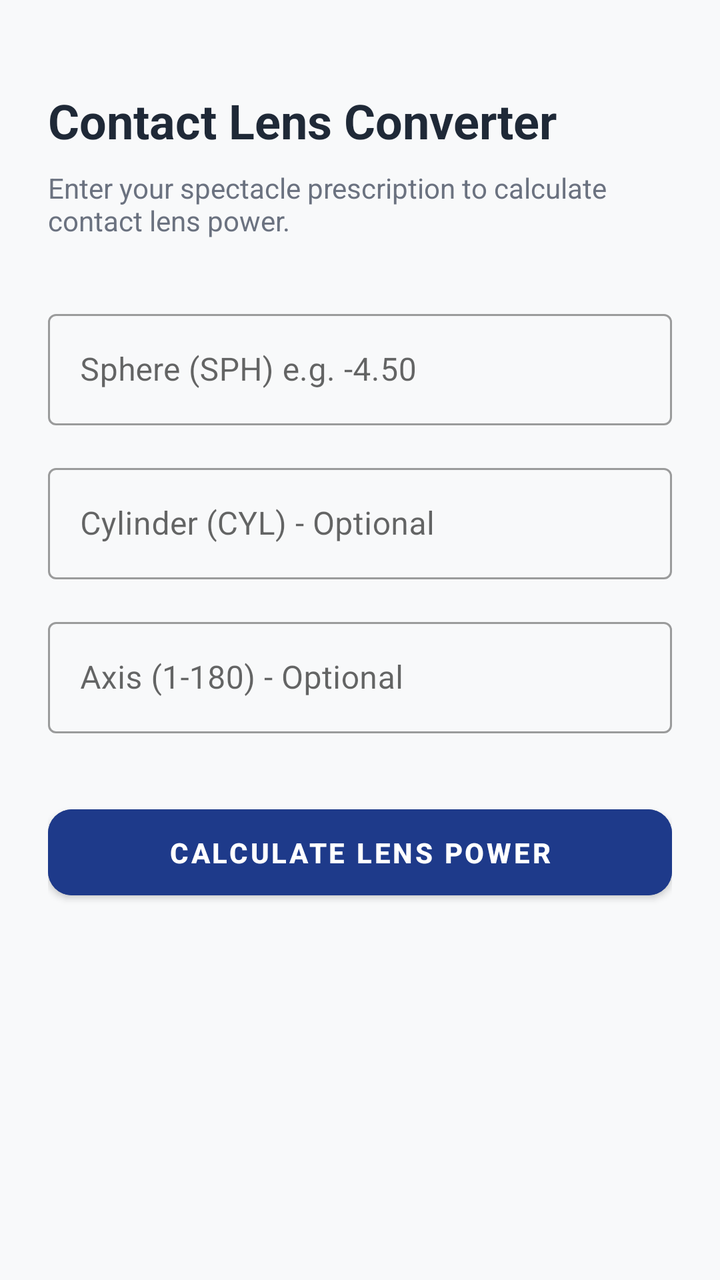
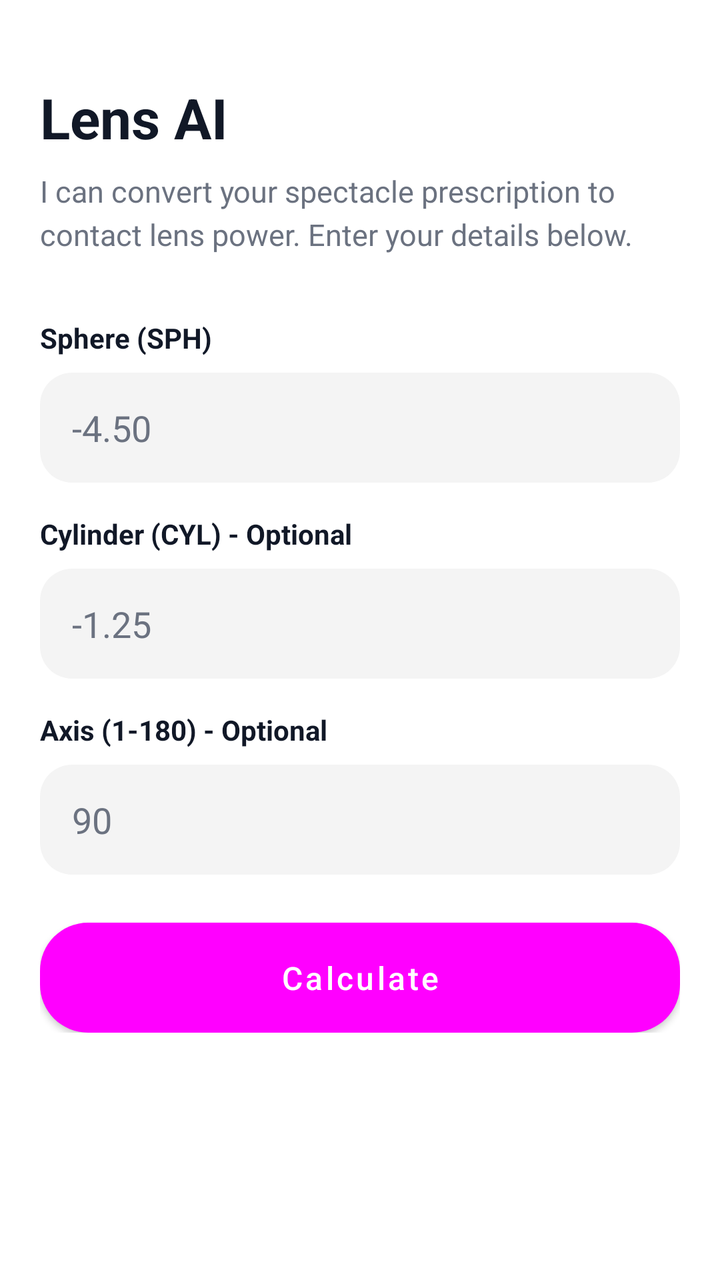

The first picture is an Android layout as it rendered before a commit; the second is the same layout after the commit. The layout source and the unified diff follow.
<!-- AndroidManifest.xml: application theme AppTheme -->
<!-- res/layout/activity_main.xml -->
<?xml version="1.0" encoding="utf-8"?>
<ScrollView xmlns:android="http://schemas.android.com/apk/res/android"
    xmlns:app="http://schemas.android.com/apk/res-auto"
    android:layout_width="match_parent" android:layout_height="match_parent"
    android:scrollbars="none" android:fillViewport="true">

    <LinearLayout android:layout_width="match_parent" android:layout_height="wrap_content"
        android:orientation="vertical" android:padding="24dp">

        <TextView android:layout_width="wrap_content" android:layout_height="wrap_content"
            android:text="Contact Lens Converter" android:textSize="24sp"
            android:textStyle="bold" android:textColor="@color/text_dark" android:layout_marginTop="20dp"/>
            
        <TextView android:layout_width="wrap_content" android:layout_height="wrap_content"
            android:text="Enter your spectacle prescription to calculate contact lens power."
            android:textColor="@color/text_gray" android:layout_marginTop="8dp" android:layout_marginBottom="32dp"/>

        
        <com.google.android.material.textfield.TextInputLayout
            android:layout_width="match_parent" android:layout_height="wrap_content"
            android:hint="Sphere (SPH) e.g. -4.50" style="@style/Widget.MaterialComponents.TextInputLayout.OutlinedBox">
            <com.google.android.material.textfield.TextInputEditText
                android:id="@+id/etSph" android:layout_width="match_parent" android:layout_height="wrap_content"
                android:inputType="numberDecimal|numberSigned" android:textColor="@color/text_dark"/>
        </com.google.android.material.textfield.TextInputLayout>

        
        <com.google.android.material.textfield.TextInputLayout
            android:layout_width="match_parent" android:layout_height="wrap_content"
            android:layout_marginTop="16dp" android:hint="Cylinder (CYL) - Optional"
            style="@style/Widget.MaterialComponents.TextInputLayout.OutlinedBox">
            <com.google.android.material.textfield.TextInputEditText
                android:id="@+id/etCyl" android:layout_width="match_parent" android:layout_height="wrap_content"
                android:inputType="numberDecimal|numberSigned" android:textColor="@color/text_dark"/>
        </com.google.android.material.textfield.TextInputLayout>

        
        <com.google.android.material.textfield.TextInputLayout
            android:layout_width="match_parent" android:layout_height="wrap_content"
            android:layout_marginTop="16dp" android:hint="Axis (1-180) - Optional"
            style="@style/Widget.MaterialComponents.TextInputLayout.OutlinedBox">
            <com.google.android.material.textfield.TextInputEditText
                android:id="@+id/etAxis" android:layout_width="match_parent" android:layout_height="wrap_content"
                android:inputType="number" android:textColor="@color/text_dark"/>
        </com.google.android.material.textfield.TextInputLayout>

        
        <com.google.android.material.button.MaterialButton
            android:id="@+id/btnConvert" android:layout_width="match_parent" android:layout_height="55dp"
            android:text="CALCULATE LENS POWER" android:textStyle="bold"
            android:layout_marginTop="32dp" app:cornerRadius="12dp"
            android:backgroundTint="@color/primary_blue"/>

        
        <androidx.cardview.widget.CardView
            android:id="@+id/resultCard" android:layout_width="match_parent" android:layout_height="wrap_content"
            android:layout_marginTop="24dp" android:visibility="gone"
            app:cardCornerRadius="12dp" app:cardElevation="0dp" app:cardBackgroundColor="@color/success_green">
            
            <LinearLayout android:layout_width="match_parent" android:layout_height="wrap_content"
                android:orientation="vertical" android:padding="24dp">
                <TextView android:layout_width="wrap_content" android:layout_height="wrap_content"
                    android:text="Contact Lens Power" android:textColor="@color/success_text" android:textStyle="bold"/>
                <TextView android:id="@+id/tvResult" android:layout_width="wrap_content" android:layout_height="wrap_content"
                    android:text="-" android:textSize="32sp" android:textStyle="bold" android:textColor="@color/success_text"
                    android:layout_marginTop="8dp"/>
            </LinearLayout>
        </androidx.cardview.widget.CardView>

        
        <androidx.cardview.widget.CardView
            android:id="@+id/warningCard" android:layout_width="match_parent" android:layout_height="wrap_content"
            android:layout_marginTop="24dp" android:visibility="gone"
            app:cardCornerRadius="12dp" app:cardElevation="0dp" app:cardBackgroundColor="@color/error_red">
            
            <TextView android:id="@+id/tvWarning" android:layout_width="match_parent" android:layout_height="wrap_content"
                android:padding="16dp" android:textColor="@color/error_text" android:textSize="14sp"/>
        </androidx.cardview.widget.CardView>
    </LinearLayout>
</ScrollView>
<!-- resources referenced by this layout -->
<resources>
  <color name="error_red">#FEE2E2</color>
  <color name="error_text">#991B1B</color>
  <color name="primary_blue">#1E3A8A</color>
  <color name="success_green">#D1FAE5</color>
  <color name="success_text">#065F46</color>
  <color name="text_dark">#1F2937</color>
  <color name="text_gray">#6B7280</color>
  <style name="AppTheme" parent="Theme.MaterialComponents.Light.NoActionBar">
          <item name="colorPrimary">@color/primary_blue</item>
          <item name="android:windowBackground">@color/bg_light</item>
          <item name="android:textColorPrimary">@color/text_dark</item>
      </style>
  <color name="bg_light">#F8F9FA</color>
</resources>

<!-- the commit's change to res/layout/activity_main.xml (unified diff, before → after) -->
@@ -2,79 +2,80 @@
 <ScrollView xmlns:android="http://schemas.android.com/apk/res/android"
     xmlns:app="http://schemas.android.com/apk/res-auto"
     android:layout_width="match_parent" android:layout_height="match_parent"
-    android:scrollbars="none" android:fillViewport="true">
+    android:background="@color/ds_bg" android:scrollbars="none">
 
     <LinearLayout android:layout_width="match_parent" android:layout_height="wrap_content"
-        android:orientation="vertical" android:padding="24dp">
+        android:orientation="vertical" android:padding="20dp">
 
+        
         <TextView android:layout_width="wrap_content" android:layout_height="wrap_content"
-            android:text="Contact Lens Converter" android:textSize="24sp"
-            android:textStyle="bold" android:textColor="@color/text_dark" android:layout_marginTop="20dp"/>
+            android:text="Lens AI" android:textSize="28sp" android:textStyle="bold"
+            android:textColor="@color/ds_text_main" android:layout_marginTop="20dp"/>
             
         <TextView android:layout_width="wrap_content" android:layout_height="wrap_content"
-            android:text="Enter your spectacle prescription to calculate contact lens power."
-            android:textColor="@color/text_gray" android:layout_marginTop="8dp" android:layout_marginBottom="32dp"/>
+            android:text="I can convert your spectacle prescription to contact lens power. Enter your details below."
+            android:textSize="15sp" android:textColor="@color/ds_text_sub"
+            android:layout_marginTop="8dp" android:layout_marginBottom="32dp" android:lineSpacingExtra="4dp"/>
 
         
-        <com.google.android.material.textfield.TextInputLayout
-            android:layout_width="match_parent" android:layout_height="wrap_content"
-            android:hint="Sphere (SPH) e.g. -4.50" style="@style/Widget.MaterialComponents.TextInputLayout.OutlinedBox">
-            <com.google.android.material.textfield.TextInputEditText
-                android:id="@+id/etSph" android:layout_width="match_parent" android:layout_height="wrap_content"
-                android:inputType="numberDecimal|numberSigned" android:textColor="@color/text_dark"/>
-        </com.google.android.material.textfield.TextInputLayout>
+        <TextView android:layout_width="wrap_content" android:layout_height="wrap_content"
+            android:text="Sphere (SPH)" android:textColor="@color/ds_text_main" android:textStyle="bold"
+            android:layout_marginBottom="8dp"/>
+        <EditText android:id="@+id/etSph"
+            android:layout_width="match_parent" android:layout_height="55dp"
+            android:background="@drawable/bg_ds_input" android:hint="-4.50"
+            android:paddingStart="16dp" android:paddingEnd="16dp"
+            android:inputType="numberDecimal|numberSigned" android:textColor="@color/ds_text_main"
+            android:textColorHint="@color/ds_text_sub" android:layout_marginBottom="16dp"/>
 
         
-        <com.google.android.material.textfield.TextInputLayout
-            android:layout_width="match_parent" android:layout_height="wrap_content"
-            android:layout_marginTop="16dp" android:hint="Cylinder (CYL) - Optional"
-            style="@style/Widget.MaterialComponents.TextInputLayout.OutlinedBox">
-            <com.google.android.material.textfield.TextInputEditText
-                android:id="@+id/etCyl" android:layout_width="match_parent" android:layout_height="wrap_content"
-                android:inputType="numberDecimal|numberSigned" android:textColor="@color/text_dark"/>
-        </com.google.android.material.textfield.TextInputLayout>
+        <TextView android:layout_width="wrap_content" android:layout_height="wrap_content"
+            android:text="Cylinder (CYL) - Optional" android:textColor="@color/ds_text_main" android:textStyle="bold"
+            android:layout_marginBottom="8dp"/>
+        <EditText android:id="@+id/etCyl"
+            android:layout_width="match_parent" android:layout_height="55dp"
+            android:background="@drawable/bg_ds_input" android:hint="-1.25"
+            android:paddingStart="16dp" android:paddingEnd="16dp"
+            android:inputType="numberDecimal|numberSigned" android:textColor="@color/ds_text_main"
+            android:textColorHint="@color/ds_text_sub" android:layout_marginBottom="16dp"/>
 
         
-        <com.google.android.material.textfield.TextInputLayout
-            android:layout_width="match_parent" android:layout_height="wrap_content"
-            android:layout_marginTop="16dp" android:hint="Axis (1-180) - Optional"
-            style="@style/Widget.MaterialComponents.TextInputLayout.OutlinedBox">
-            <com.google.android.material.textfield.TextInputEditText
-                android:id="@+id/etAxis" android:layout_width="match_parent" android:layout_height="wrap_content"
-                android:inputType="number" android:textColor="@color/text_dark"/>
-        </com.google.android.material.textfield.TextInputLayout>
+        <TextView android:layout_width="wrap_content" android:layout_height="wrap_content"
+            android:text="Axis (1-180) - Optional" android:textColor="@color/ds_text_main" android:textStyle="bold"
+            android:layout_marginBottom="8dp"/>
+        <EditText android:id="@+id/etAxis"
+            android:layout_width="match_parent" android:layout_height="55dp"
+            android:background="@drawable/bg_ds_input" android:hint="90"
+            android:paddingStart="16dp" android:paddingEnd="16dp"
+            android:inputType="number" android:textColor="@color/ds_text_main"
+            android:textColorHint="@color/ds_text_sub" android:layout_marginBottom="24dp"/>
 
         
-        <com.google.android.material.button.MaterialButton
-            android:id="@+id/btnConvert" android:layout_width="match_parent" android:layout_height="55dp"
-            android:text="CALCULATE LENS POWER" android:textStyle="bold"
-            android:layout_marginTop="32dp" app:cornerRadius="12dp"
-            android:backgroundTint="@color/primary_blue"/>
+        <Button android:id="@+id/btnConvert"
+            android:layout_width="match_parent" android:layout_height="55dp"
+            android:text="Calculate" android:textAllCaps="false" android:textSize="16sp"
+            android:background="@drawable/bg_ds_button" android:textColor="@color/ds_white"/>
 
         
-        <androidx.cardview.widget.CardView
-            android:id="@+id/resultCard" android:layout_width="match_parent" android:layout_height="wrap_content"
-            android:layout_marginTop="24dp" android:visibility="gone"
-            app:cardCornerRadius="12dp" app:cardElevation="0dp" app:cardBackgroundColor="@color/success_green">
+        <LinearLayout android:id="@+id/resultCard"
+            android:layout_width="match_parent" android:layout_height="wrap_content"
+            android:orientation="vertical" android:background="@drawable/bg_ds_input"
+            android:padding="20dp" android:layout_marginTop="24dp" android:visibility="gone">
             
-            <LinearLayout android:layout_width="match_parent" android:layout_height="wrap_content"
-                android:orientation="vertical" android:padding="24dp">
-                <TextView android:layout_width="wrap_content" android:layout_height="wrap_content"
-                    android:text="Contact Lens Power" android:textColor="@color/success_text" android:textStyle="bold"/>
-                <TextView android:id="@+id/tvResult" android:layout_width="wrap_content" android:layout_height="wrap_content"
-                    android:text="-" android:textSize="32sp" android:textStyle="bold" android:textColor="@color/success_text"
-                    android:layout_marginTop="8dp"/>
-            </LinearLayout>
-        </androidx.cardview.widget.CardView>
+            <TextView android:layout_width="wrap_content" android:layout_height="wrap_content"
+                android:text="Contact Lens Power" android:textColor="@color/ds_primary"
+                android:textStyle="bold" android:textSize="14sp"/>
+                
+            <TextView android:id="@+id/tvResult"
+                android:layout_width="wrap_content" android:layout_height="wrap_content"
+                android:text="-" android:textSize="32sp" android:textStyle="bold"
+                android:textColor="@color/ds_text_main" android:layout_marginTop="8dp"/>
+                
+            <TextView android:id="@+id/tvWarning" 
+                android:layout_width="match_parent" android:layout_height="wrap_content"
+                android:textColor="#D97706" android:textSize="13sp"
+                android:layout_marginTop="12dp" android:visibility="gone"/>
+        </LinearLayout>
 
-        
-        <androidx.cardview.widget.CardView
-            android:id="@+id/warningCard" android:layout_width="match_parent" android:layout_height="wrap_content"
-            android:layout_marginTop="24dp" android:visibility="gone"
-            app:cardCornerRadius="12dp" app:cardElevation="0dp" app:cardBackgroundColor="@color/error_red">
-            
-            <TextView android:id="@+id/tvWarning" android:layout_width="match_parent" android:layout_height="wrap_content"
-                android:padding="16dp" android:textColor="@color/error_text" android:textSize="14sp"/>
-        </androidx.cardview.widget.CardView>
     </LinearLayout>
 </ScrollView>
<!-- resource entries referenced after the edit -->
@@ -1,17 +1,27 @@
 <!-- resources referenced by this layout -->
 <resources>
-  <color name="error_red">#FEE2E2</color>
-  <color name="error_text">#991B1B</color>
-  <color name="primary_blue">#1E3A8A</color>
-  <color name="success_green">#D1FAE5</color>
-  <color name="success_text">#065F46</color>
-  <color name="text_dark">#1F2937</color>
-  <color name="text_gray">#6B7280</color>
+  <color name="ds_bg">#FFFFFF</color>
+  <color name="ds_primary">#4D6BFE</color>
+  <color name="ds_text_main">#111827</color>
+  <color name="ds_text_sub">#6B7280</color>
+  <color name="ds_white">#FFFFFF</color>
+  <!-- drawable bg_ds_button (drawable) -->
+  <?xml version="1.0" encoding="utf-8"?>
+  <shape xmlns:android="http://schemas.android.com/apk/res/android">
+      <solid android:color="@color/ds_primary"/>
+      <corners android:radius="24dp"/>
+  </shape>
+  <!-- drawable bg_ds_input (drawable) -->
+  <?xml version="1.0" encoding="utf-8"?>
+  <shape xmlns:android="http://schemas.android.com/apk/res/android">
+      <solid android:color="@color/ds_input_bg"/>
+      <corners android:radius="16dp"/>
+  </shape>
   <style name="AppTheme" parent="Theme.MaterialComponents.Light.NoActionBar">
           <item name="colorPrimary">@color/primary_blue</item>
           <item name="android:windowBackground">@color/bg_light</item>
           <item name="android:textColorPrimary">@color/text_dark</item>
       </style>
-  <color name="bg_light">#F8F9FA</color>
+  <color name="ds_input_bg">#F4F4F4</color>
 </resources>
 
